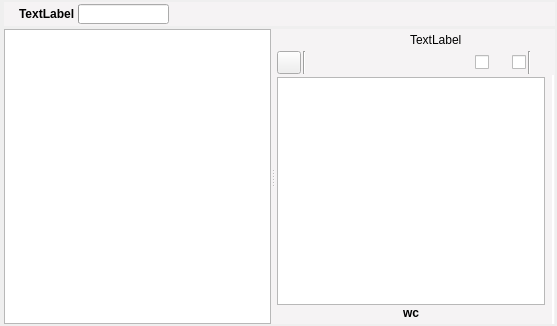
This is ui/manuscript_view.ui in zkovari/plotlyst as Qt 5 draws it before an edit. The edited form follows.
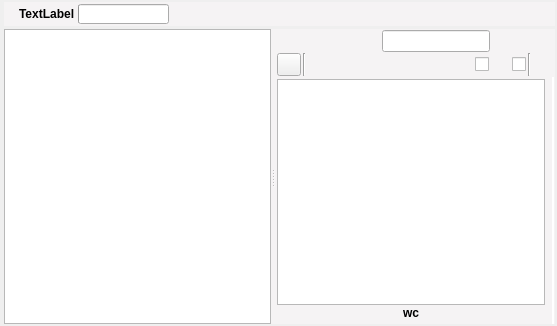
This is the edited form. Custom widgets are drawn as their Qt base class.

Commit message: Trigger manuscript text change only once

What changed in the file:
```diff
--- a/ui/manuscript_view.ui
+++ b/ui/manuscript_view.ui
@@ -267,9 +267,9 @@
             </widget>
            </item>
            <item>
-            <widget class="QLabel" name="lblSceneTitle">
-             <property name="text">
-              <string>TextLabel</string>
+            <widget class="QLineEdit" name="lineSceneTitle">
+             <property name="readOnly">
+              <bool>true</bool>
              </property>
             </widget>
            </item>
@@ -584,6 +584,11 @@
   </layout>
  </widget>
  <customwidgets>
+  <customwidget>
+   <class>WordsDisplay</class>
+   <extends>QLabel</extends>
+   <header>src.main.python.plotlyst.view.widget.display</header>
+  </customwidget>
   <customwidget>
    <class>Toggle</class>
    <extends>QCheckBox</extends>
@@ -605,11 +610,6 @@
    <header>src.main.python.plotlyst.view.widget.manuscript</header>
    <container>1</container>
   </customwidget>
-  <customwidget>
-   <class>WordsDisplay</class>
-   <extends>QLabel</extends>
-   <header>src.main.python.plotlyst.view.widget.display</header>
-  </customwidget>
   <customwidget>
    <class>ManuscriptTextEditor</class>
    <extends>QTextEdit</extends>
```
The commit also changes 1 other file.
